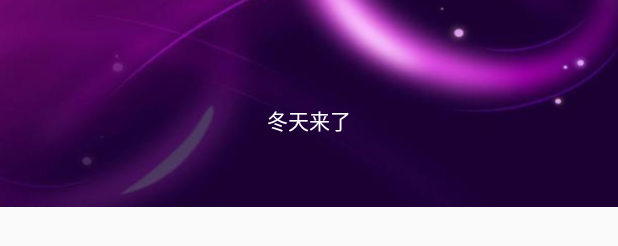
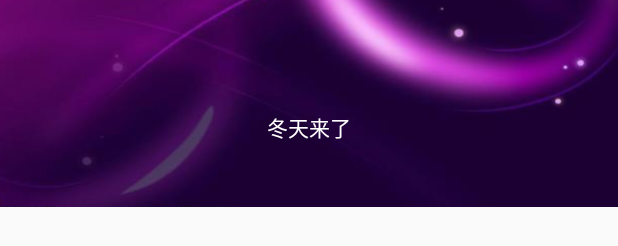
Before and after one commit to ZhouJianFengFirst/weiduart, an Android app: the layout fragment_me.xml on its own in the app's theme, with its tools: preview values and no code run, on a phone screen of 412 x 824 dp. Shown: the part 123-369 px from the top of the screen. Run offline under Robolectric (Android 15) with nearby library versions, the phone set to English and light mode, and no system bars; plain views replace SimpleDraweeView.

Commit message:
user head

```diff
--- a/app/src/main/AndroidManifest.xml
+++ b/app/src/main/AndroidManifest.xml
@@ -7,6 +7,7 @@
     <uses-permission android:name="android.permission.ACCESS_WIFI_STATE" />
 
     <application
+        android:name=".App"
         android:allowBackup="true"
         android:icon="@mipmap/ic_launcher"
         android:label="@string/app_name"
--- a/app/src/main/java/com/bw/movie/App.java
+++ b/app/src/main/java/com/bw/movie/App.java
@@ -3,6 +3,8 @@ package com.bw.movie;
 import android.app.Application;
 
 import com.bw.movie.net.HttpHelper;
+import com.facebook.drawee.backends.pipeline.Fresco;
+
 /**
  * 作者：zhoujianfeng
  * 时间：2018/11/27
@@ -13,5 +15,7 @@ public    class App extends Application {
     public void onCreate() {
         super.onCreate();
         HttpHelper.getInstens().init("http://172.17.8.100/",this);
+        //初始化fresco图片控件
+        Fresco.initialize(this);
     }
 }
--- a/app/src/main/res/layout/fragment_me.xml
+++ b/app/src/main/res/layout/fragment_me.xml
@@ -33,7 +33,7 @@
             android:layout_height="wrap_content"
             android:layout_below="@+id/sdv_head"
             android:layout_centerInParent="true"
-            android:layout_marginTop="@dimen/dp_5"
+            android:layout_marginTop="@dimen/dp_10"
             android:text="冬天来了"
             android:textColor="@color/colorWhite" />
 
```
